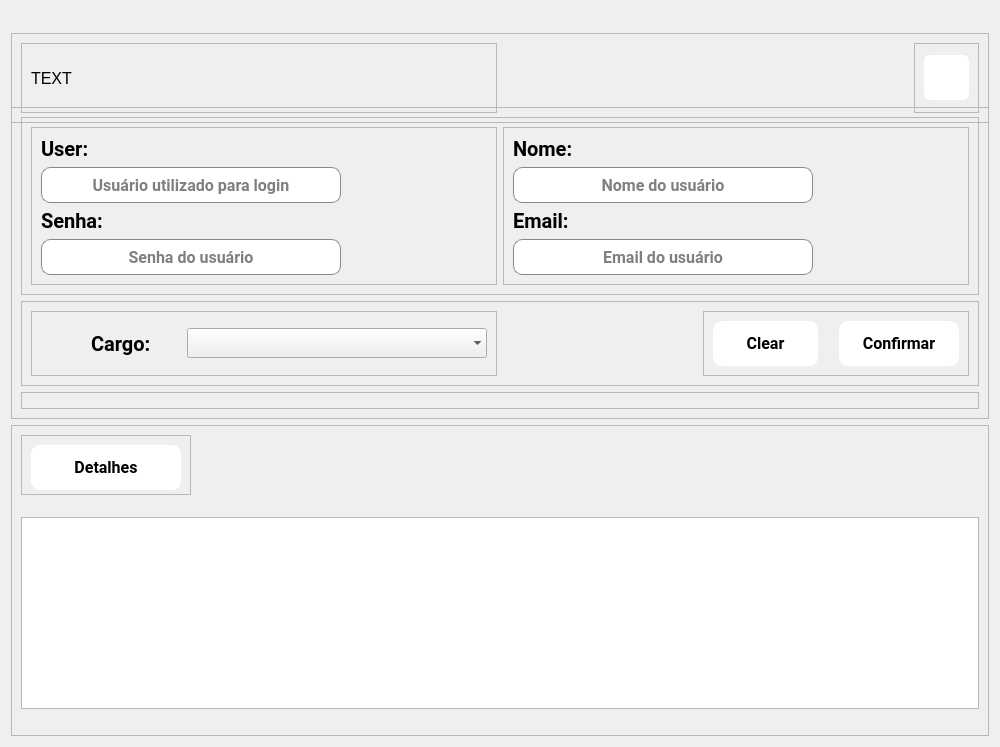
Qt form PATP/asset_ctrl/previa/user_create.ui (eduardogm22/controle_patrimonio) before a commit.
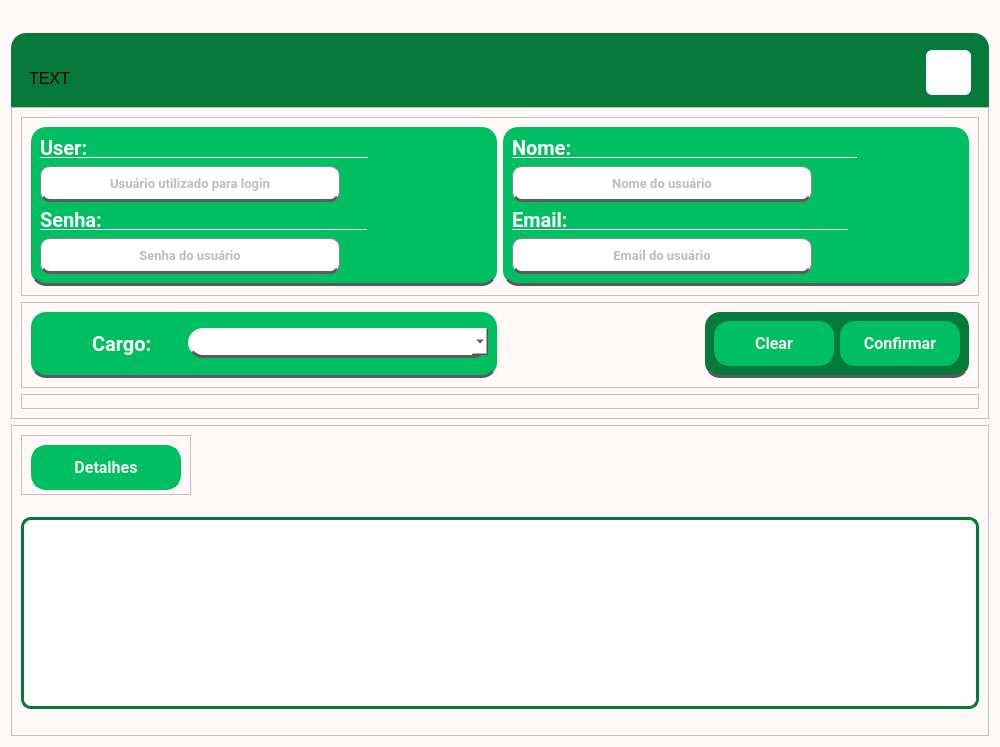
The same form after that commit. Icons and pictures are not drawn.

```diff
--- a/PATP/asset_ctrl/previa/user_create.ui
+++ b/PATP/asset_ctrl/previa/user_create.ui
@@ -26,7 +26,7 @@
    <string>Form</string>
   </property>
   <property name="styleSheet">
-   <string notr="true"/>
+   <string notr="true">background-color : rgb(255, 248, 248)</string>
   </property>
   <layout class="QVBoxLayout" name="verticalLayout">
    <item>
@@ -43,6 +43,10 @@
        <height>45</height>
       </size>
      </property>
+     <property name="styleSheet">
+      <string notr="true">background-color: #057A3A;
+border-radius: 15px;</string>
+     </property>
      <property name="frameShape">
       <enum>QFrame::StyledPanel</enum>
      </property>
@@ -83,6 +87,15 @@
          <enum>QFrame::Raised</enum>
         </property>
         <layout class="QHBoxLayout" name="horizontalLayout_5">
+         <property name="leftMargin">
+          <number>11</number>
+         </property>
+         <property name="topMargin">
+          <number>0</number>
+         </property>
+         <property name="bottomMargin">
+          <number>11</number>
+         </property>
          <item>
           <widget class="QPushButton" name="btnReturn">
            <property name="minimumSize">
@@ -153,6 +166,13 @@
         <layout class="QHBoxLayout" name="horizontalLayout">
          <item>
           <widget class="QFrame" name="frame_11">
+           <property name="styleSheet">
+            <string notr="true">background-color : rgb(0, 191, 99);
+border-radius: 15px;
+
+border-bottom: 3px solid rgb(91, 91, 91)
+</string>
+           </property>
            <property name="frameShape">
             <enum>QFrame::StyledPanel</enum>
            </property>
@@ -168,13 +188,15 @@
                 <pointsize>15</pointsize>
                 <weight>75</weight>
                 <bold>true</bold>
+                <underline>true</underline>
                </font>
               </property>
               <property name="styleSheet">
-               <string notr="true"/>
+               <string notr="true">color: rgb(255, 255, 255);
+border-bottom: none</string>
               </property>
               <property name="text">
-               <string>User:</string>
+               <string>User:⠀⠀⠀⠀⠀⠀⠀⠀⠀⠀⠀⠀⠀⠀⠀⠀⠀⠀</string>
               </property>
              </widget>
             </item>
@@ -195,11 +217,21 @@
               <property name="font">
                <font>
                 <family>Roboto</family>
-                <pointsize>12</pointsize>
+                <pointsize>10</pointsize>
                 <weight>75</weight>
                 <bold>true</bold>
                </font>
               </property>
+              <property name="styleSheet">
+               <string notr="true">QLineEdit{
+	color:rgb(121, 121, 121);
+background-color:white;
+border-radius: 10px;
+border-bottom: 3px solid rgb(91, 91, 91)
+}
+
+QLineEdit:hover{background-color:rgb(238, 234, 233);color:rgb(181, 178, 177)}</string>
+              </property>
               <property name="alignment">
                <set>Qt::AlignCenter</set>
               </property>
@@ -216,10 +248,15 @@
                 <pointsize>15</pointsize>
                 <weight>75</weight>
                 <bold>true</bold>
+                <underline>true</underline>
                </font>
               </property>
+              <property name="styleSheet">
+               <string notr="true">color: rgb(255, 255, 255);
+border-bottom: none</string>
+              </property>
               <property name="text">
-               <string>Senha:</string>
+               <string>Senha:⠀⠀⠀⠀⠀⠀⠀⠀⠀⠀⠀⠀⠀⠀⠀⠀⠀</string>
               </property>
              </widget>
             </item>
@@ -240,11 +277,22 @@
               <property name="font">
                <font>
                 <family>Roboto</family>
-                <pointsize>12</pointsize>
+                <pointsize>10</pointsize>
                 <weight>75</weight>
                 <bold>true</bold>
                </font>
               </property>
+              <property name="styleSheet">
+               <string notr="true">QLineEdit{
+	color:rgb(121, 121, 121);
+background-color:white;
+border-radius: 10px;
+border-bottom: 3px solid rgb(91, 91, 91)
+}
+
+QLineEdit:hover{background-color:rgb(238, 234, 233);color:rgb(181, 178, 177)}
+</string>
+              </property>
               <property name="alignment">
                <set>Qt::AlignCenter</set>
               </property>
@@ -258,6 +306,12 @@
          </item>
          <item>
           <widget class="QFrame" name="frame_12">
+           <property name="styleSheet">
+            <string notr="true">background-color : rgb(0, 191, 99);
+border-radius: 15px;
+
+border-bottom: 3px solid rgb(91, 91, 91)</string>
+           </property>
            <property name="frameShape">
             <enum>QFrame::StyledPanel</enum>
            </property>
@@ -265,7 +319,7 @@
             <enum>QFrame::Raised</enum>
            </property>
            <layout class="QVBoxLayout" name="verticalLayout_7">
-            <item>
+            <item alignment="Qt::AlignLeft">
              <widget class="QLabel" name="nameLabel">
               <property name="font">
                <font>
@@ -273,10 +327,16 @@
                 <pointsize>15</pointsize>
                 <weight>75</weight>
                 <bold>true</bold>
+                <underline>true</underline>
+                <strikeout>false</strikeout>
                </font>
               </property>
+              <property name="styleSheet">
+               <string notr="true">color: rgb(255, 255, 255);
+border-bottom: none</string>
+              </property>
               <property name="text">
-               <string>Nome:</string>
+               <string>Nome: ⠀⠀⠀⠀⠀⠀⠀⠀⠀⠀⠀⠀⠀⠀⠀⠀⠀⠀</string>
               </property>
              </widget>
             </item>
@@ -297,11 +357,21 @@
               <property name="font">
                <font>
                 <family>Roboto</family>
-                <pointsize>12</pointsize>
+                <pointsize>10</pointsize>
                 <weight>75</weight>
                 <bold>true</bold>
                </font>
               </property>
+              <property name="styleSheet">
+               <string notr="true">QLineEdit{
+	color:rgb(121, 121, 121);
+background-color:white;
+border-radius: 10px;
+border-bottom: 3px solid rgb(91, 91, 91)
+}
+
+QLineEdit:hover{background-color:rgb(238, 234, 233);color:rgb(181, 178, 177)}</string>
+              </property>
               <property name="alignment">
                <set>Qt::AlignCenter</set>
               </property>
@@ -318,10 +388,16 @@
                 <pointsize>15</pointsize>
                 <weight>75</weight>
                 <bold>true</bold>
+                <underline>true</underline>
+                <strikeout>false</strikeout>
                </font>
               </property>
+              <property name="styleSheet">
+               <string notr="true">color: rgb(255, 255, 255);
+border-bottom: none</string>
+              </property>
               <property name="text">
-               <string>Email:</string>
+               <string>Email:⠀⠀⠀⠀⠀⠀⠀⠀⠀⠀⠀⠀⠀⠀⠀⠀⠀⠀</string>
               </property>
              </widget>
             </item>
@@ -342,11 +418,21 @@
               <property name="font">
                <font>
                 <family>Roboto</family>
-                <pointsize>12</pointsize>
+                <pointsize>10</pointsize>
                 <weight>75</weight>
                 <bold>true</bold>
                </font>
               </property>
+              <property name="styleSheet">
+               <string notr="true">QLineEdit{
+	color:rgb(121, 121, 121);
+background-color:white;
+border-radius: 10px;
+border-bottom: 3px solid rgb(91, 91, 91)
+}
+
+QLineEdit:hover{background-color:rgb(238, 234, 233);color:rgb(181, 178, 177)}</string>
+              </property>
               <property name="alignment">
                <set>Qt::AlignCenter</set>
               </property>
@@ -391,6 +477,13 @@
         <layout class="QHBoxLayout" name="horizontalLayout_3">
          <item>
           <widget class="QFrame" name="frame_8">
+           <property name="styleSheet">
+            <string notr="true">background-color : rgb(0, 191, 99);
+border-radius: 15px;
+
+border-bottom: 3px solid rgb(91, 91, 91)
+</string>
+           </property>
            <property name="frameShape">
             <enum>QFrame::StyledPanel</enum>
            </property>
@@ -422,6 +515,11 @@
                 <kerning>true</kerning>
                </font>
               </property>
+              <property name="styleSheet">
+               <string notr="true">color:rgb(255, 255, 255);
+
+border-bottom: none</string>
+              </property>
               <property name="text">
                <string>Cargo:</string>
               </property>
@@ -453,7 +551,12 @@
                <enum>Qt::LeftToRight</enum>
               </property>
               <property name="styleSheet">
-               <string notr="true"/>
+               <string notr="true">QComboBox{background-color:white;
+border-radius: 15px;
+padding:15px;}
+
+
+ </string>
               </property>
               <property name="currentText">
                <string/>
@@ -483,6 +586,12 @@
          </item>
          <item alignment="Qt::AlignRight">
           <widget class="QFrame" name="frame_btns">
+           <property name="styleSheet">
+            <string notr="true">background-color: #057A3A;
+border-radius: 15px;
+border-bottom: 3px solid rgb(91, 91, 91)
+</string>
+           </property>
            <property name="frameShape">
             <enum>QFrame::StyledPanel</enum>
            </property>
@@ -516,7 +625,22 @@
                <cursorShape>PointingHandCursor</cursorShape>
               </property>
               <property name="styleSheet">
-               <string notr="true">margin-right:15px;</string>
+               <string notr="true">
+
+QPushButton { color: rgb(243, 239, 238);
+	border-radius:15px;		
+	border: 4px solid #00BF63;
+	background-color:#00BF63;
+ }
+
+QPushButton:hover{background-color:rgb(255, 240, 238);color:#00BF63}
+
+QPushButton:pressed{
+ padding-left: 5px;
+ padding-top:5px;
+	background-color: rgb(227, 227, 227);
+ 
+}</string>
               </property>
               <property name="text">
                <string>Clear</string>
@@ -545,6 +669,24 @@
                 <bold>true</bold>
                </font>
               </property>
+              <property name="styleSheet">
+               <string notr="true">
+
+QPushButton { color: rgb(243, 239, 238);
+	border-radius:15px;		
+	border: 4px solid #00BF63;
+	background-color:#00BF63;
+ }
+
+QPushButton:hover{background-color:rgb(255, 240, 238);color:#00BF63}
+
+QPushButton:pressed{
+ padding-left: 5px;
+ padding-top:5px;
+	background-color: rgb(227, 227, 227);
+ 
+}</string>
+              </property>
               <property name="text">
                <string>Confirmar</string>
               </property>
@@ -625,11 +767,22 @@
             <cursorShape>PointingHandCursor</cursorShape>
            </property>
            <property name="styleSheet">
-            <string notr="true">font-family: Roboto;
-background-color:white;
-color:black;
-height:30px;
-border-radius:9px;</string>
+            <string notr="true">
+
+QPushButton { color: rgb(243, 239, 238);
+	border-radius:15px;		
+	border: 4px solid #00BF63;
+	background-color:#00BF63;
+ }
+
+QPushButton:hover{background-color:rgb(255, 240, 238);color:#00BF63}
+
+QPushButton:pressed{
+ padding-left: 5px;
+ padding-top:5px;
+	background-color: rgb(227, 227, 227);
+ 
+}</string>
            </property>
            <property name="text">
             <string>Detalhes</string>
@@ -657,6 +810,13 @@
           <height>500</height>
          </size>
         </property>
+        <property name="styleSheet">
+         <string notr="true">background-color:white;	
+border:3px solid #057A3A;
+border-radius:10px
+
+</string>
+        </property>
        </widget>
       </item>
      </layout>
```
Left out of the diff: 4 changed lines with no effect on the pictures.
